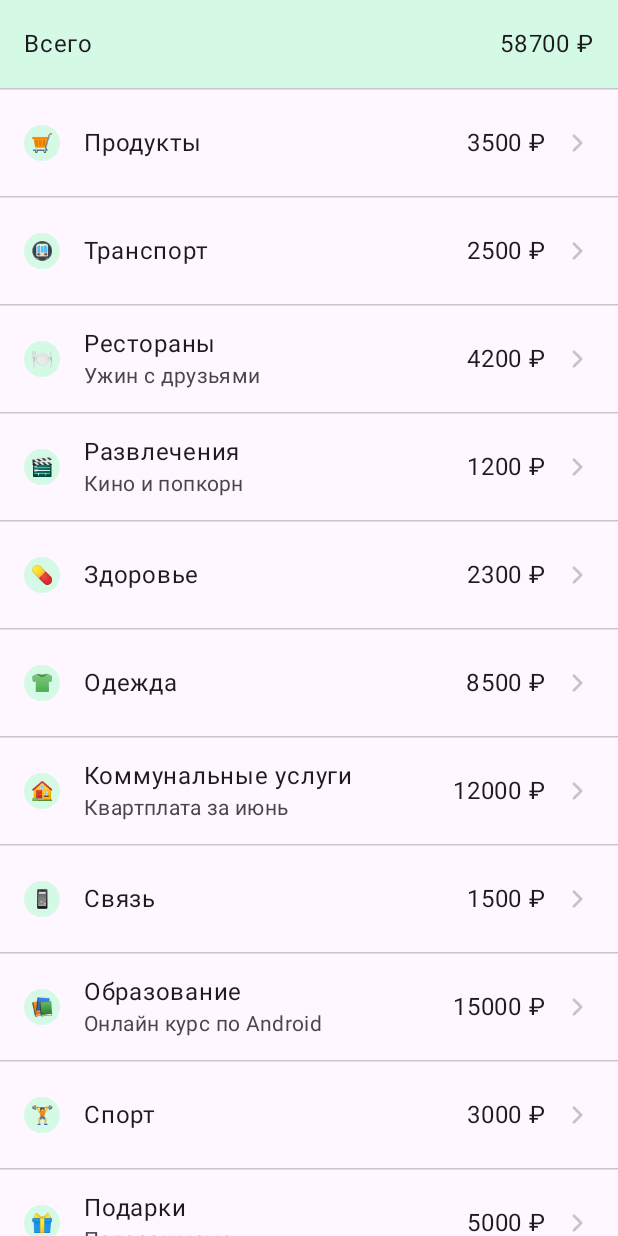
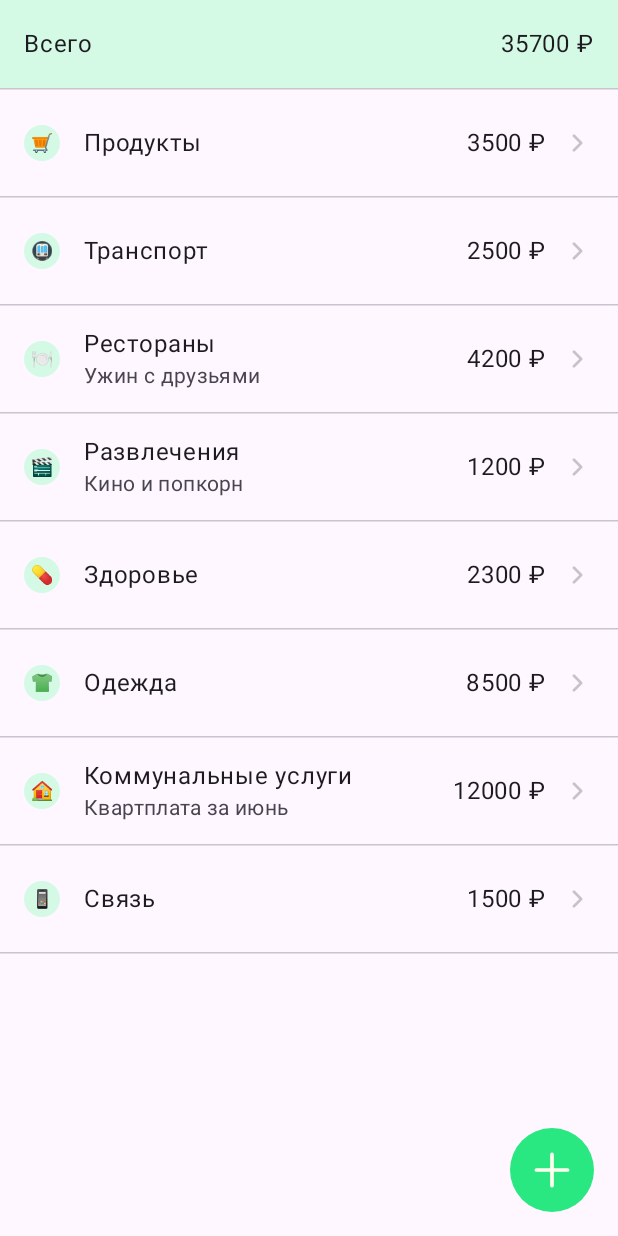
Before and after one commit to AlsuFav/MoneyTrace, an Android app built with Jetpack Compose: the composable ExpensesScreen shown on its own in the app's theme, on a phone screen of 412 x 824 dp. Run offline under Robolectric (Android 15) with nearby library versions, the phone set to English and light mode, and no system bars; our stand-ins replace Dagger/Hilt's generated code.

Commit message:
added button

```diff
--- /dev/null
+++ b/core/base/src/main/java/ru/fav/moneytrace/base/component/MTActionButton.kt
@@ -0,0 +1,46 @@
+package ru.fav.moneytrace.base.component
+
+import androidx.annotation.DrawableRes
+import androidx.compose.foundation.background
+import androidx.compose.foundation.clickable
+import androidx.compose.foundation.layout.Box
+import androidx.compose.foundation.layout.size
+import androidx.compose.foundation.shape.CircleShape
+import androidx.compose.runtime.Composable
+import androidx.compose.ui.Alignment
+import androidx.compose.ui.Modifier
+import androidx.compose.ui.graphics.Color
+import androidx.compose.ui.graphics.painter.Painter
+import androidx.compose.ui.res.painterResource
+import androidx.compose.ui.unit.Dp
+import ru.fav.moneytrace.base.theme.Providers
+
+@Composable
+fun MTFloatingActionButton(
+    onClick: () -> Unit,
+    contentDescription: String,
+    painter: Painter,
+    modifier: Modifier = Modifier,
+    backgroundColor: Color = Providers.color.primary,
+    iconTint: Color = Providers.color.onPrimary,
+    size: Dp = Providers.componentSize.buttonLarge,
+    iconSize: Dp = Providers.componentSize.iconMedium,
+) {
+    Box(
+        modifier = modifier
+            .size(size)
+            .background(
+                color = backgroundColor,
+                shape = CircleShape
+            )
+            .clickable { onClick() },
+        contentAlignment = Alignment.Center
+    ) {
+        MTIcon(
+            painter = painter,
+            contentDescription = contentDescription,
+            tint = iconTint,
+            modifier = Modifier.size(iconSize)
+        )
+    }
+}
--- a/core/base/src/main/java/ru/fav/moneytrace/base/theme/ColorScheme.kt
+++ b/core/base/src/main/java/ru/fav/moneytrace/base/theme/ColorScheme.kt
@@ -7,6 +7,7 @@ import androidx.compose.ui.graphics.Color
 
 val LightColorScheme = lightColorScheme(
     primary = Color(0xFF2AE881),
+    onPrimary = Color(0xFFFFFFEF),
     secondaryContainer = Color(0xFFD4FAE6),
     onSecondaryContainer = Color(0xFF2AE881),
     surface = Color(0xFFFEF7FF),
--- /dev/null
+++ b/core/base/src/main/res/drawable/ic_add.xml
@@ -0,0 +1,18 @@
+<vector xmlns:android="http://schemas.android.com/apk/res/android"
+    android:width="18dp"
+    android:height="18dp"
+    android:viewportWidth="18"
+    android:viewportHeight="18">
+  <path
+      android:pathData="M9,1.221L9,16.778"
+      android:strokeWidth="1.86667"
+      android:fillColor="#00000000"
+      android:strokeColor="#ffffff"
+      android:strokeLineCap="round"/>
+  <path
+      android:pathData="M1.222,9H16.778"
+      android:strokeWidth="1.86667"
+      android:fillColor="#00000000"
+      android:strokeColor="#ffffff"
+      android:strokeLineCap="round"/>
+</vector>
--- a/core/base/src/main/res/values/strings.xml
+++ b/core/base/src/main/res/values/strings.xml
@@ -9,4 +9,5 @@
     <string name="details">Детали</string>
     <string name="more">Больше</string>
     <string name="total">Всего</string>
+    <string name="add">Добавить</string>
 </resources>
--- a/core/data/src/main/java/ru/fav/moneytrace/data/repository/TransactionRepositoryImpl.kt
+++ b/core/data/src/main/java/ru/fav/moneytrace/data/repository/TransactionRepositoryImpl.kt
@@ -107,40 +107,6 @@ class TransactionRepositoryImpl @Inject constructor(
                 currency = "RUB",
                 amount = "1500"
             ),
-            Transaction(
-                id = 12,
-                category = "Образование",
-                emoji = "📚",
-                isIncome = false,
-                comment = "Онлайн курс по Android",
-                currency = "RUB",
-                amount = "15000"
-            ),
-            Transaction(
-                id = 13,
-                category = "Спорт",
-                emoji = "🏋️",
-                isIncome = false,
-                currency = "RUB",
-                amount = "3000"
-            ),
-            Transaction(
-                id = 14,
-                category = "Подарки",
-                emoji = "🎁",
-                isIncome = false,
-                comment = "Подарок маме",
-                currency = "RUB",
-                amount = "5000"
-            ),
-            Transaction(
-                id = 15,
-                category = "Инвестиции",
-                emoji = "📈",
-                isIncome = true,
-                currency = "RUB",
-                amount = "3200"
-            )
         )
     }
 }
--- a/feature/account/src/main/java/ru/fav/moneytrace/account/ui/AccountScreen.kt
+++ b/feature/account/src/main/java/ru/fav/moneytrace/account/ui/AccountScreen.kt
@@ -1,20 +1,28 @@
 package ru.fav.moneytrace.account.ui
 
+import androidx.compose.foundation.layout.Box
 import androidx.compose.foundation.layout.Column
 import androidx.compose.foundation.layout.PaddingValues
+import androidx.compose.foundation.layout.fillMaxSize
 import androidx.compose.foundation.layout.fillMaxWidth
+import androidx.compose.foundation.layout.padding
+import androidx.compose.material3.FloatingActionButton
 import androidx.compose.material3.HorizontalDivider
+import androidx.compose.material3.Icon
 import androidx.compose.runtime.Composable
 import androidx.compose.runtime.LaunchedEffect
 import androidx.compose.runtime.getValue
+import androidx.compose.ui.Alignment
 import androidx.compose.ui.Modifier
 import androidx.compose.ui.graphics.Color
 import androidx.compose.ui.res.painterResource
 import androidx.compose.ui.res.stringResource
+import androidx.compose.ui.unit.dp
 import androidx.hilt.navigation.compose.hiltViewModel
 import androidx.lifecycle.compose.collectAsStateWithLifecycle
 import ru.fav.moneytrace.account.R
 import ru.fav.moneytrace.base.component.MTEmojiIcon
+import ru.fav.moneytrace.base.component.MTFloatingActionButton
 import ru.fav.moneytrace.base.component.MTIcon
 import ru.fav.moneytrace.base.component.MTIconButton
 import ru.fav.moneytrace.base.component.MTListItem
@@ -48,9 +56,11 @@ fun AccountScreen(
         topAppBarSetter(topAppBarState)
     }
 
+    Box(
+        modifier = Modifier.fillMaxSize()
+    ) {
         Column(
-        modifier = Modifier
-            .fillMaxWidth()
+            modifier = Modifier.fillMaxWidth()
         ) {
             MTListItem(
                 leadingIcon = {
@@ -93,6 +103,16 @@ fun AccountScreen(
                 ),
                 backgroundColor = Providers.color.secondaryContainer
             )
+        }
 
+        MTFloatingActionButton(
+            onClick = {
+            },
+            modifier = Modifier
+                .align(Alignment.BottomEnd)
+                .padding(16.dp),
+            contentDescription = stringResource(ru.fav.moneytrace.base.R.string.add),
+            painter = painterResource(ru.fav.moneytrace.base.R.drawable.ic_add),
+        )
     }
 }
--- a/feature/expenses/src/main/java/ru/fav/moneytrace/expenses/ui/ExpensesScreen.kt
+++ b/feature/expenses/src/main/java/ru/fav/moneytrace/expenses/ui/ExpensesScreen.kt
@@ -1,20 +1,25 @@
 package ru.fav.moneytrace.expenses.ui
 
+import androidx.compose.foundation.layout.Box
 import androidx.compose.foundation.layout.Column
 import androidx.compose.foundation.layout.PaddingValues
 import androidx.compose.foundation.layout.fillMaxSize
+import androidx.compose.foundation.layout.padding
 import androidx.compose.foundation.lazy.LazyColumn
 import androidx.compose.material3.HorizontalDivider
 import androidx.compose.runtime.Composable
 import androidx.compose.runtime.LaunchedEffect
 import androidx.compose.runtime.getValue
+import androidx.compose.ui.Alignment
 import androidx.compose.ui.Modifier
 import androidx.compose.ui.graphics.Color
 import androidx.compose.ui.res.painterResource
 import androidx.compose.ui.res.stringResource
+import androidx.compose.ui.unit.dp
 import androidx.hilt.navigation.compose.hiltViewModel
 import androidx.lifecycle.compose.collectAsStateWithLifecycle
 import ru.fav.moneytrace.base.component.MTEmojiIcon
+import ru.fav.moneytrace.base.component.MTFloatingActionButton
 import ru.fav.moneytrace.base.component.MTIcon
 import ru.fav.moneytrace.base.component.MTIconButton
 import ru.fav.moneytrace.base.component.MTListItem
@@ -51,6 +56,10 @@ fun ExpensesScreen(
         topAppBarSetter(topAppBarState)
     }
 
+    Box(
+        modifier = Modifier.fillMaxSize()
+    ) {
+
         Column(
             modifier = Modifier
                 .fillMaxSize()
@@ -79,7 +88,7 @@ fun ExpensesScreen(
                         leadingIcon = { MTEmojiIcon(expense.emoji) },
                         title = expense.category,
                         subtitle = expense.comment,
-                    trailingTitle =  "${expense.amount} ${expense.currency.toCurrencySymbol()}",
+                        trailingTitle = "${expense.amount} ${expense.currency.toCurrencySymbol()}",
                         trailingIcon = {
                             MTIcon(
                                 painter = painterResource(ru.fav.moneytrace.base.R.drawable.ic_more),
@@ -92,4 +101,14 @@ fun ExpensesScreen(
                 }
             }
         }
+        MTFloatingActionButton(
+            onClick = {
+            },
+            modifier = Modifier
+                .align(Alignment.BottomEnd)
+                .padding(16.dp),
+            contentDescription = stringResource(ru.fav.moneytrace.base.R.string.add),
+            painter = painterResource(ru.fav.moneytrace.base.R.drawable.ic_add),
+        )
     }
+}
--- a/feature/income/src/main/java/ru/fav/moneytrace/income/ui/IncomeScreen.kt
+++ b/feature/income/src/main/java/ru/fav/moneytrace/income/ui/IncomeScreen.kt
@@ -1,19 +1,24 @@
 package ru.fav.moneytrace.income.ui
 
+import androidx.compose.foundation.layout.Box
 import androidx.compose.foundation.layout.Column
 import androidx.compose.foundation.layout.PaddingValues
 import androidx.compose.foundation.layout.fillMaxSize
+import androidx.compose.foundation.layout.padding
 import androidx.compose.foundation.lazy.LazyColumn
 import androidx.compose.material3.HorizontalDivider
 import androidx.compose.runtime.Composable
 import androidx.compose.runtime.LaunchedEffect
 import androidx.compose.runtime.getValue
+import androidx.compose.ui.Alignment
 import androidx.compose.ui.Modifier
 import androidx.compose.ui.res.painterResource
 import androidx.compose.ui.res.stringResource
+import androidx.compose.ui.unit.dp
 import androidx.hilt.navigation.compose.hiltViewModel
 import androidx.lifecycle.compose.collectAsStateWithLifecycle
 import ru.fav.moneytrace.base.component.MTEmojiIcon
+import ru.fav.moneytrace.base.component.MTFloatingActionButton
 import ru.fav.moneytrace.base.component.MTIcon
 import ru.fav.moneytrace.base.component.MTIconButton
 import ru.fav.moneytrace.base.component.MTListItem
@@ -49,6 +54,10 @@ fun IncomeScreen(
         topAppBarSetter(topAppBarState)
     }
 
+    Box(
+        modifier = Modifier.fillMaxSize()
+    ) {
+
         Column(
             modifier = Modifier
                 .fillMaxSize()
@@ -76,7 +85,7 @@ fun IncomeScreen(
                     MTListItem(
                         title = income.category,
                         subtitle = income.comment,
-                    trailingTitle =  "${income.amount} ${income.currency.toCurrencySymbol()}",
+                        trailingTitle = "${income.amount} ${income.currency.toCurrencySymbol()}",
                         trailingIcon = {
                             MTIcon(
                                 painter = painterResource(ru.fav.moneytrace.base.R.drawable.ic_more),
@@ -89,4 +98,14 @@ fun IncomeScreen(
                 }
             }
         }
+        MTFloatingActionButton(
+            onClick = {
+            },
+            modifier = Modifier
+                .align(Alignment.BottomEnd)
+                .padding(16.dp),
+            contentDescription = stringResource(ru.fav.moneytrace.base.R.string.add),
+            painter = painterResource(ru.fav.moneytrace.base.R.drawable.ic_add),
+        )
     }
+}
```
Lines whose indentation alone changed are shown as unchanged.
